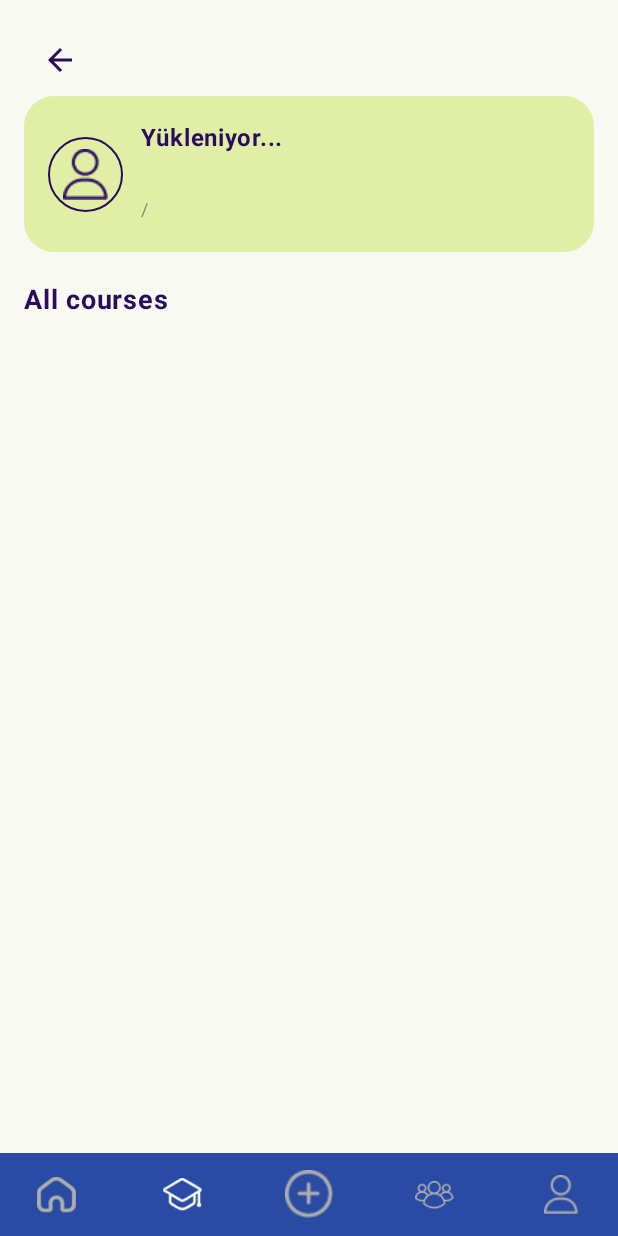
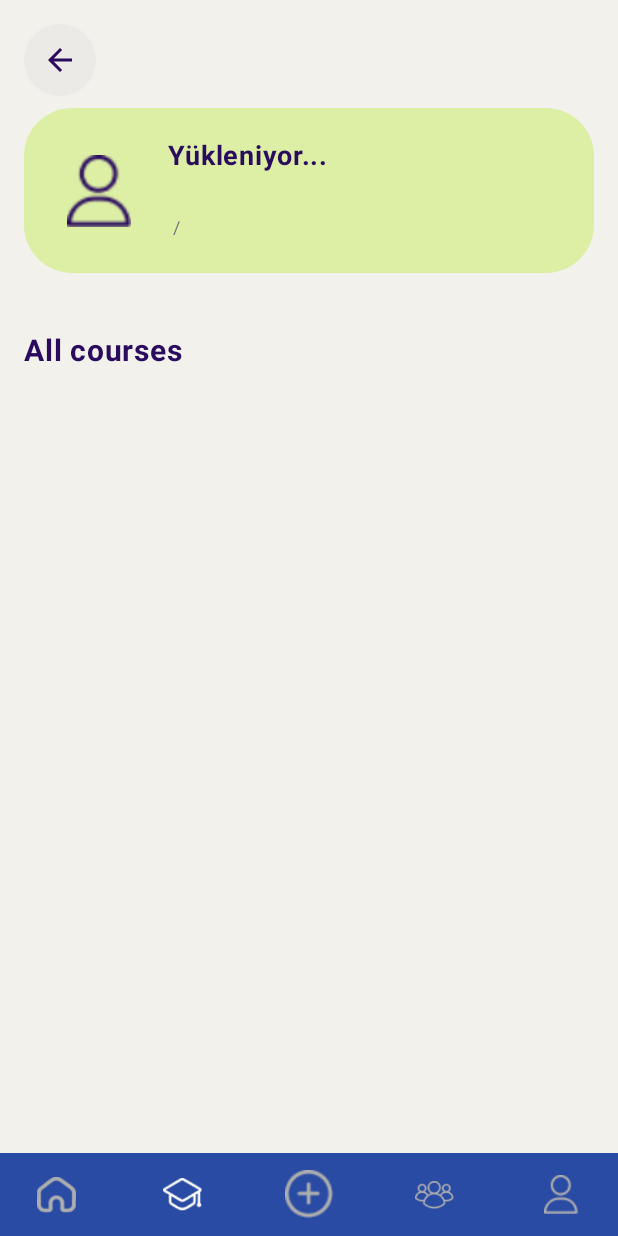
Before and after one commit to rookie238/YUSHARE, an Android app built with Jetpack Compose: the HomeWithNavBar screen opened through its navigation route, item 2 of the bottom bar chosen, on a phone screen of 412 x 824 dp. Run offline under Robolectric (Android 15) with nearby library versions, the phone set to English and light mode, and no system bars; our stand-ins replace Firebase (no records; nobody signed in at launch, a user with empty details on screens opened directly); libraries missing offline, so code that uses them is left out: com.cloudinary.android.

Commit message:
Kurslar sayfası tasarımı tekrardan yenilendi. Profil kartı yenilendi. Kurs detayları sayfasına yanlışlıkla karışan gönderiler kaldırıldı

```diff
--- a/app/src/main/java/com/example/yushare/screens/CoursesScreen.kt
+++ b/app/src/main/java/com/example/yushare/screens/CoursesScreen.kt
@@ -33,20 +33,16 @@ fun CoursesScreen(
     navController: NavHostController
 ) {
     val courses = viewModel.coursesList
-
-    // --- YENİ EKLENEN KISIM: Kullanıcı profil verisi ---
     val userProfile = viewModel.currentUserProfile.value
 
-    // Ekran açılınca kullanıcı verisini çek
     LaunchedEffect(Unit) {
         viewModel.fetchUserProfile()
     }
-    // --------------------------------------------------
 
-    // Dersleri Dönemlere Göre Grupla
-    val groupedCourses = courses.groupBy { it.term }.toSortedMap() // Sıralı gelmesi için toSortedMap eklenebilir
+    val groupedCourses = courses.groupBy { it.term }.toSortedMap()
 
-    val BackgroundColor = Color(0xFFF9F9F4) // Krem arka plan
+    // arkaplan rengi
+    val BackgroundColor = Color(0xFFF2F1EC)
 
     Column(
         modifier = Modifier
@@ -57,9 +53,13 @@ fun CoursesScreen(
         Box(
             modifier = Modifier
                 .fillMaxWidth()
-                .padding(top = 16.dp, start = 16.dp)
+                .padding(top = 16.dp, start = 16.dp, bottom = 8.dp)
         ) {
-            IconButton(onClick = { navController.popBackStack() }) {
+            IconButton(
+                onClick = { navController.popBackStack() },
+                modifier = Modifier
+                    .background(Color.LightGray.copy(alpha = 0.2f), CircleShape) // Buton arkasına hafif fon
+            ) {
                 Icon(Icons.AutoMirrored.Filled.ArrowBack, contentDescription = "Back", tint = Color(0xFF2B0B5E))
             }
         }
@@ -68,52 +68,69 @@ fun CoursesScreen(
             modifier = Modifier
                 .fillMaxSize()
                 .padding(horizontal = 16.dp),
-            contentPadding = PaddingValues(bottom = 20.dp)
+            contentPadding = PaddingValues(bottom = 100.dp), // Altta navigasyon bar için boşluk
+            // ders kartlarını üst üste bindiren kısım
+            verticalArrangement = Arrangement.spacedBy((-30).dp)
         ) {
-            // 1. ÖĞRENCİ KARTI (Veritabanından gelen veriyi gönderiyoruz)
+
+            // öğrenci kartı
             item {
                 StudentInfoCard(userProfile = userProfile)
 
-                Spacer(modifier = Modifier.height(20.dp))
+                // araya boşluk
+                Spacer(modifier = Modifier.height(40.dp))
+
                 Text(
                     text = "All courses",
                     color = Color(0xFF2B0B5E),
                     fontWeight = FontWeight.Bold,
-                    fontSize = 18.sp
+                    fontSize = 20.sp
                 )
-                Spacer(modifier = Modifier.height(10.dp))
+                // Başlık ile ilk kart arası boşluk
+                Spacer(modifier = Modifier.height(60.dp))
             }
 
-            // 2. DÖNEMLERE GÖRE LİSTELEME
-            groupedCourses.forEach { (term, courseList) ->
+            // dönemlere göre listeleme fall 2026
+            // kaçıncı derste olduğumuzu bilmemiz için liste
+            groupedCourses.entries.toList().forEachIndexed { index, entry ->
+                val term = entry.key
+                val courseList = entry.value
+
                 item {
-                    // Dönem Başlığı (Sağda)
-                    Box(modifier = Modifier.fillMaxWidth(), contentAlignment = Alignment.CenterEnd) {
+                    // dersler arası boşluk tasarımı sağlamak için
+                    val topPadding = if (index == 0) 10.dp else 60.dp
+
+                    Box(
+                        modifier = Modifier
+                            .fillMaxWidth()
+                            .padding(top = topPadding) // Dinamik boşluk burada kullanılıyor
+                            .height(50.dp), // Kartların altına girmesi için "yastık" payı
+                        contentAlignment = Alignment.TopEnd // Yazıyı kutunun TEPESİNE yasla
+                    ) {
                         Text(
-                            text = term, // "Fall 2025" veritabanından gelecek
+                            text = term, // "Fall 2025"
                             color = Color(0xFF2B0B5E),
                             fontWeight = FontWeight.Bold,
-                            fontSize = 14.sp,
-                            modifier = Modifier.padding(vertical = 8.dp)
+                            fontSize = 16.sp
                         )
                     }
                 }
 
                 items(courseList) { course ->
-                    // Renk Mantığı
+                    // ders kartı renkleri lacivert turuncu
                     val cardColor = when (courseList.indexOf(course) % 3) {
-                        0 -> Color(0xFF3B5BA5) // Koyu Mavi
-                        1 -> Color(0xFFFF9800) // Turuncu
-                        else -> Color(0xFFE53935) // Kırmızı
+                        0 -> Color(0xFF3B5BA5)
+                        1 -> Color(0xFFFF9800)
+                        else -> Color(0xFF1A237E)
                     }
 
                     CourseCardItem(course = course, color = cardColor) {
                         navController.navigate("courseDetail/${course.title}")
                     }
-                    Spacer(modifier = Modifier.height(8.dp))
                 }
 
-                item { Spacer(modifier = Modifier.height(16.dp)) }
+                // Gruplar arası ekstra boşluk
+                item { Spacer(modifier = Modifier.height(40.dp)) }
             }
         }
     }
@@ -121,46 +138,55 @@ fun CoursesScreen(
 
 @Composable
 fun StudentInfoCard(userProfile: UserProfile) {
+    // profil kartı
     Row(
         modifier = Modifier
             .fillMaxWidth()
-            .clip(RoundedCornerShape(20.dp))
-            .background(Color(0xFFE0EFA5)) // Açık yeşil/sarı tonu
-            .padding(16.dp),
+            .height(110.dp) // Kartın yüksekliği
+            .clip(RoundedCornerShape(32.dp)) // Köşeleri yuvarlatma
+            .background(Color(0xFFDCEFA5)) // profil kartı arkaplan rengi
+            .padding(20.dp),
         verticalAlignment = Alignment.CenterVertically
     ) {
         // Profil İkonu
         Box(
             modifier = Modifier
-                .size(50.dp)
-                .border(1.dp, Color(0xFF2B0B5E), CircleShape)
-                .padding(8.dp),
+                .size(60.dp)
+
+                .padding(0.dp),
             contentAlignment = Alignment.Center
         ) {
-            Icon(painter = painterResource(id = R.drawable.profile), contentDescription = null, tint = Color(0xFF2B0B5E))
+
+            Icon(
+                painter = painterResource(id = R.drawable.profile), // Senin drawable kaynağın
+                contentDescription = null,
+                tint = Color(0xFF2B0B5E),
+                modifier = Modifier.size(48.dp)
+            )
         }
 
-        Spacer(modifier = Modifier.width(12.dp))
+        Spacer(modifier = Modifier.width(16.dp))
 
-        // --- DİNAMİK VERİ KISMI ---
-        Column {
-            // İsim Soyisim (Database: name)
+        // --- YAZILAR ---
+        Column(
+            verticalArrangement = Arrangement.Center
+        ) {
             Text(
-                text = userProfile.name,
+                text = userProfile.name, //  öğrenci adı
                 fontWeight = FontWeight.Bold,
+                fontSize = 18.sp,
                 color = Color(0xFF2B0B5E)
             )
-            // Bölüm (Database: department)
             Text(
-                text = userProfile.department,
+                text = userProfile.department, // bölüm
+                fontSize = 13.sp,
+                fontWeight = FontWeight.Medium,
+                color = Color(0xFF2B0B5E).copy(alpha = 0.8f)
+            )
+            Text(
+                text = "${userProfile.studentId} / ${userProfile.degree}",
                 fontSize = 12.sp,
-                color = Color(0xFF2B0B5E)
-            )
-            // Okul No / Derece (Database: id / degree)
-            Text(
-                text = "${userProfile.studentId}/ ${userProfile.degree}",
-                fontSize = 12.sp,
-                color = Color.Gray
+                color = Color(0xFF2B0B5E).copy(alpha = 0.6f)
             )
         }
     }
@@ -168,27 +194,48 @@ fun StudentInfoCard(userProfile: UserProfile) {
 
 @Composable
 fun CourseCardItem(course: Course, color: Color, onClick: () -> Unit) {
+    // Ders Kartları
     Box(
         modifier = Modifier
             .fillMaxWidth()
-            .height(80.dp)
-            .clip(RoundedCornerShape(20.dp)) // Köşeleri yuvarlatılmış
+            .height(140.dp)
+            .clip(RoundedCornerShape(28.dp)) // Yuvarlatılmış köşeler
             .background(color)
             .clickable { onClick() }
-            .padding(16.dp),
-        contentAlignment = Alignment.Center
+            .padding(24.dp), // İçerik padding'i arttırıldı
+        contentAlignment = Alignment.TopCenter // Yazılar üst tarafa yakın
     ) {
-        Column(horizontalAlignment = Alignment.CenterHorizontally) {
+        Column(
+            horizontalAlignment = Alignment.CenterHorizontally,
+            verticalArrangement = Arrangement.Center,
+            modifier = Modifier.fillMaxHeight()
+        ) {
+            // Ders Kodu
             Text(
-                text = course.title, // COMM 101
+                text = course.title,
                 color = Color.White,
-                fontWeight = FontWeight.Bold,
-                fontSize = 16.sp
+                fontWeight = FontWeight.ExtraBold,
+                fontSize = 20.sp,
+                letterSpacing = 1.sp
             )
+            Spacer(modifier = Modifier.height(4.dp))
+
+            // Ders Adı Altı Çizgili Efekt
+            Box(
+                modifier = Modifier
+                    .width(40.dp)
+                    .height(2.dp)
+                    .background(Color.White.copy(alpha = 0.5f))
+            )
+
+            Spacer(modifier = Modifier.height(8.dp))
+
+            // Ders Adı
             Text(
-                text = course.subtitle, // Introduction to...
+                text = course.subtitle,
                 color = Color.White.copy(alpha = 0.9f),
-                fontSize = 12.sp
+                fontSize = 14.sp,
+                fontWeight = FontWeight.Medium
             )
         }
     }
```
Also changed, not shown: app/src/main/java/com/example/yushare/screens/CourseDetailScreen.kt (+1 -14 lines).
